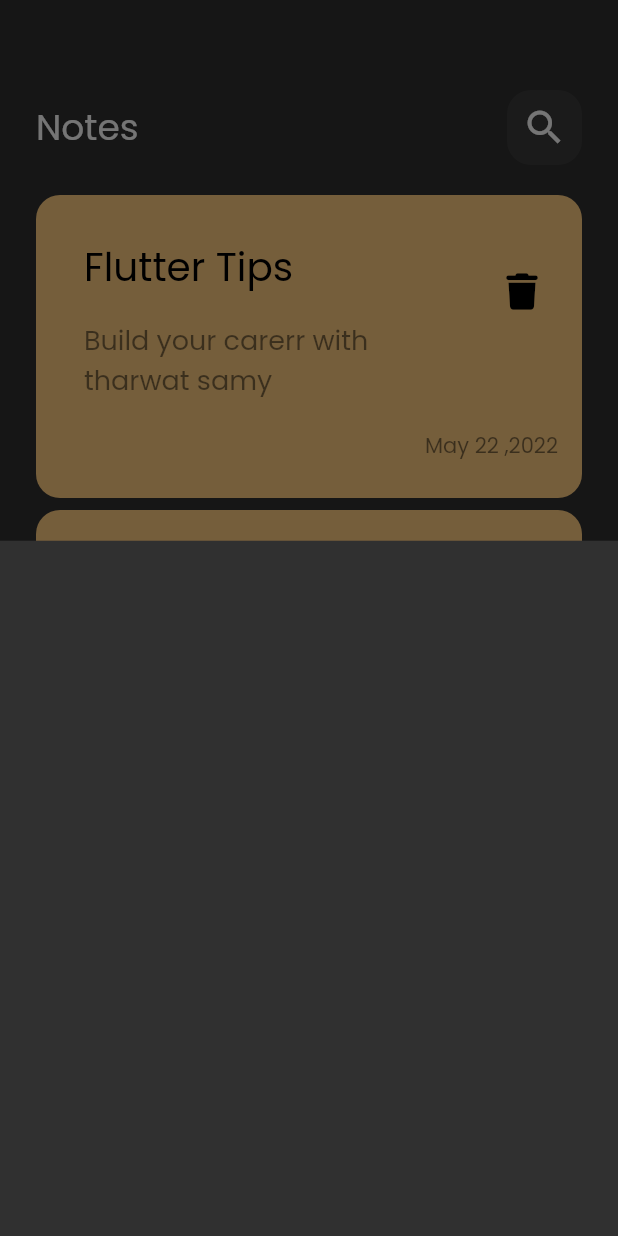
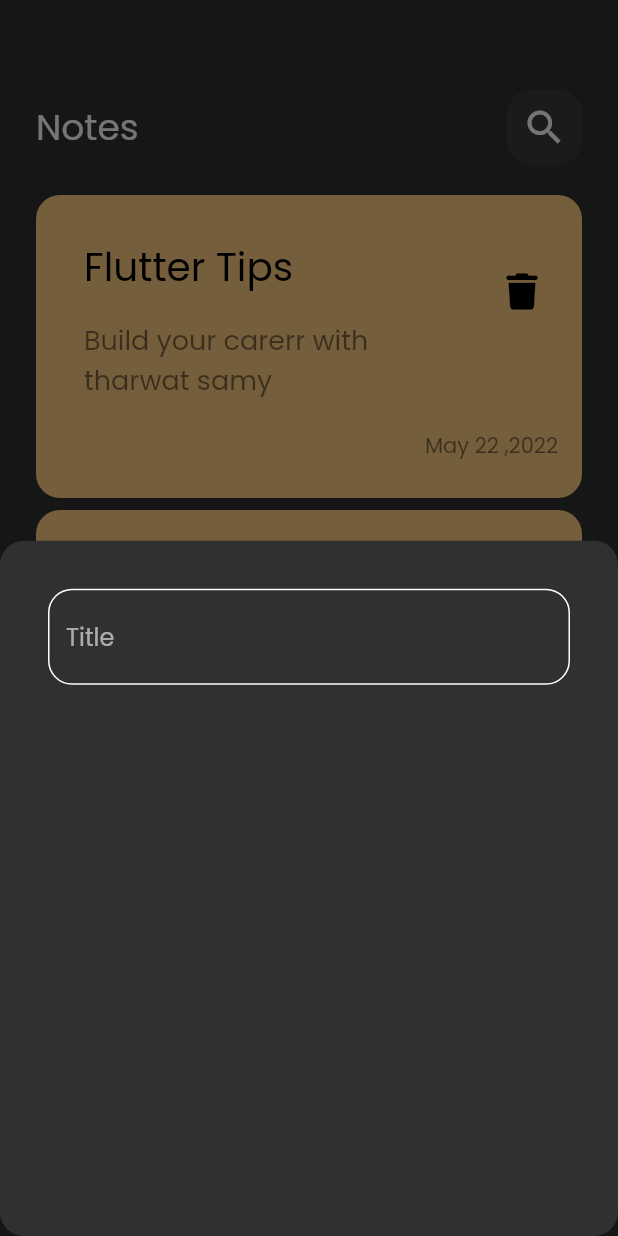
Before and after one commit to AbdBrkhsk/notes_app, a Flutter app: the screen it shows after launch, after a tap on the "add" icon, on a phone screen of 412 x 824 dp. Run offline on Flutter 3.47's test engine with Material 2 defaults, Android fonts, the phone set to English and light mode, and no system bars; our stand-ins replace font_awesome_flutter.

Commit message:
create text cudtom text field

```diff
--- /dev/null
+++ b/lib/constants.dart
@@ -0,0 +1,3 @@
+import 'package:flutter/material.dart';
+
+const kPrimaryColor = const Color(0xff62FCD7);
--- a/lib/views/notes_view.dart
+++ b/lib/views/notes_view.dart
@@ -13,7 +13,9 @@ class NotesView extends StatelessWidget {
 
         showModalBottomSheet(context: context, builder: (context){
           return const AddNoteBottomSheet();
-        });
+        },
+       shape: RoundedRectangleBorder(borderRadius: BorderRadius.circular(16))
+        );
       },child:const Icon(Icons.add)),
       body:const NotesViewBody() ,
     );
--- a/lib/views/widgets/add_note_bottom_sheet.dart
+++ b/lib/views/widgets/add_note_bottom_sheet.dart
@@ -1,10 +1,18 @@
 import 'package:flutter/material.dart';
+import 'package:notes_app/views/widgets/custom_text_field.dart';
 
 class AddNoteBottomSheet extends StatelessWidget {
   const AddNoteBottomSheet({super.key});
 
   @override
   Widget build(BuildContext context) {
-    return Container();
+    return Padding(
+      padding: const EdgeInsets.all(32),
+      child: Column(
+        children: [
+          CustomTextField()
+        ],
+      ),
+    );
   }
 }
--- /dev/null
+++ b/lib/views/widgets/custom_text_field.dart
@@ -0,0 +1,35 @@
+import 'package:flutter/material.dart';
+import 'package:flutter/src/widgets/framework.dart';
+import 'package:flutter/src/widgets/placeholder.dart';
+
+import '../../constants.dart';
+
+class CustomTextField extends StatelessWidget {
+  const CustomTextField({super.key});
+
+  @override
+  Widget build(BuildContext context) {
+    return TextField(
+
+    cursorColor: kPrimaryColor,
+      decoration: InputDecoration(
+        hintText: 'Title',
+        focusedBorder: addborder(kPrimaryColor),
+        enabledBorder: addborder(),
+        border: addborder(),
+
+      ),
+    );
+  }
+
+  OutlineInputBorder addborder([color]) {
+    return OutlineInputBorder(
+
+        borderRadius: BorderRadius.circular(16),
+        borderSide: BorderSide(
+
+          color: color ?? Colors.white
+        )
+      );
+  }
+}
```
